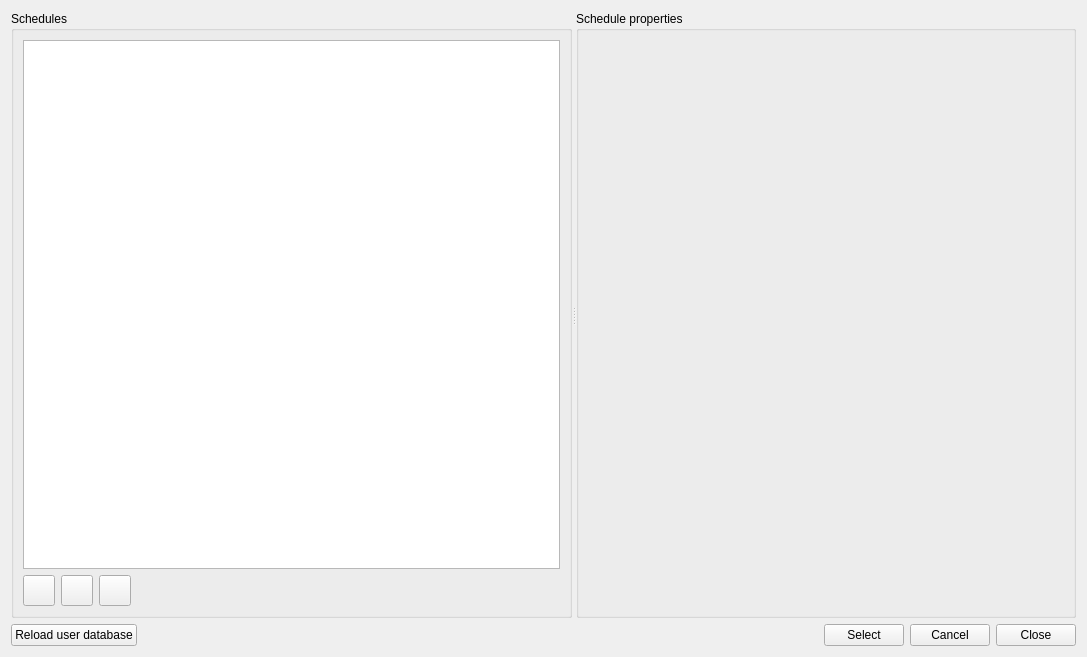
This is SIM-VICUS/src/SVDBScheduleEditDialog.ui in ghorwin/SIM-VICUS as Qt 5 draws it before an edit. The edited form follows.
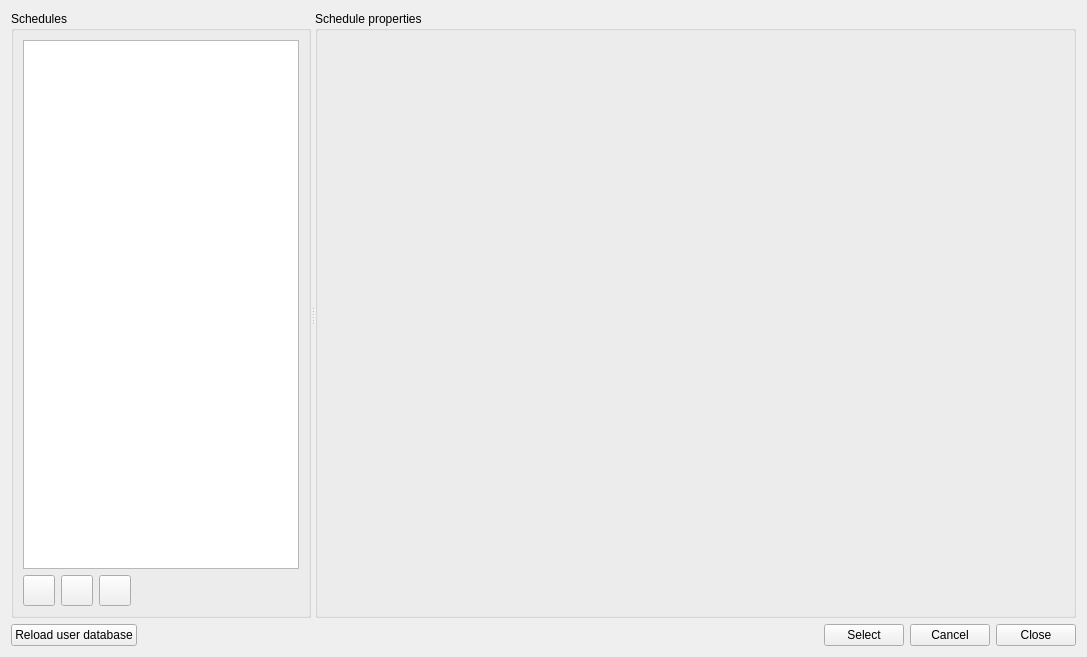
This is the edited form. Icons and pictures are not drawn. Custom widgets are drawn as their Qt base class.

Commit message: Made some error fixes

```diff
--- a/SIM-VICUS/src/SVDBScheduleEditDialog.ui
+++ b/SIM-VICUS/src/SVDBScheduleEditDialog.ui
@@ -20,6 +20,12 @@
       <enum>Qt::Horizontal</enum>
      </property>
      <widget class="QGroupBox" name="groupBox">
+      <property name="maximumSize">
+       <size>
+        <width>300</width>
+        <height>16777215</height>
+       </size>
+      </property>
       <property name="title">
        <string>Schedules</string>
       </property>
```
Left out of the diff: 87 changed lines with no effect on the pictures. The commit also changes 1 other file.
